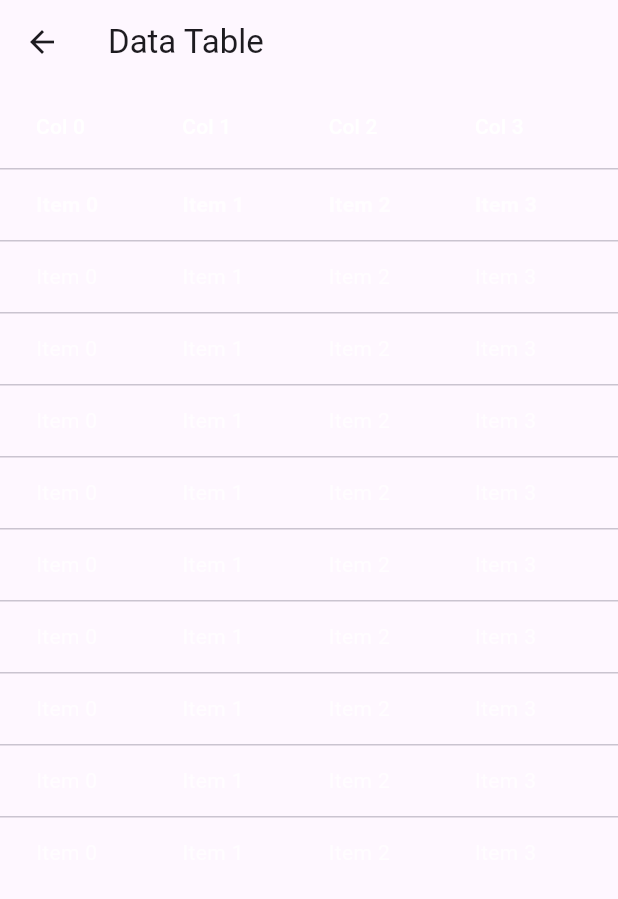
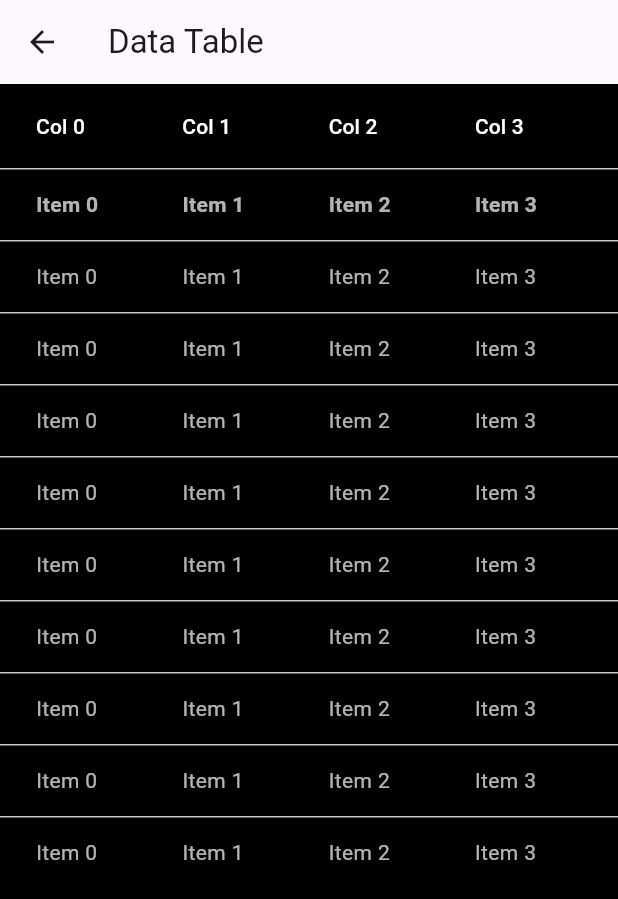
Before and after one commit to adi99304/Techasia_usermonitoring, a Flutter app: the DashboardScreen screen opened directly, after a tap on "View Data", on a phone screen of 412 x 824 dp. Shown: the top 899 px of the screen. Run offline on Flutter 3.47's test engine with Material 3 defaults, Android fonts, the light colour scheme and no system bars.

Commit message:
Errors Solved

```diff
--- a/usermonitoring_system/lib/DashBoard.dart
+++ b/usermonitoring_system/lib/DashBoard.dart
@@ -13,6 +13,9 @@ class _DashboardScreenState extends State<DashboardScreen> {
       appBar: AppBar(
         title: Text('Dashboard'),
       ),
+      backgroundColor: Colors.black
+      ,
+
       drawer: Drawer(
         child: ListView(
           padding: EdgeInsets.zero,
@@ -62,6 +65,7 @@ class DataControlScreen extends StatelessWidget {
   @override
   Widget build(BuildContext context) {
     return Scaffold(
+      backgroundColor: Colors.black,
       body: SingleChildScrollView(
         padding: EdgeInsets.all(16.0),
         child: Column(
@@ -149,6 +153,7 @@ class _DataTableScreenState extends State<DataTableScreen> {
       appBar: AppBar(
         title: Text('Data Table'),
       ),
+      backgroundColor: Colors.black,
       body: SingleChildScrollView(
         scrollDirection: Axis.horizontal,
         child: SingleChildScrollView(
```
